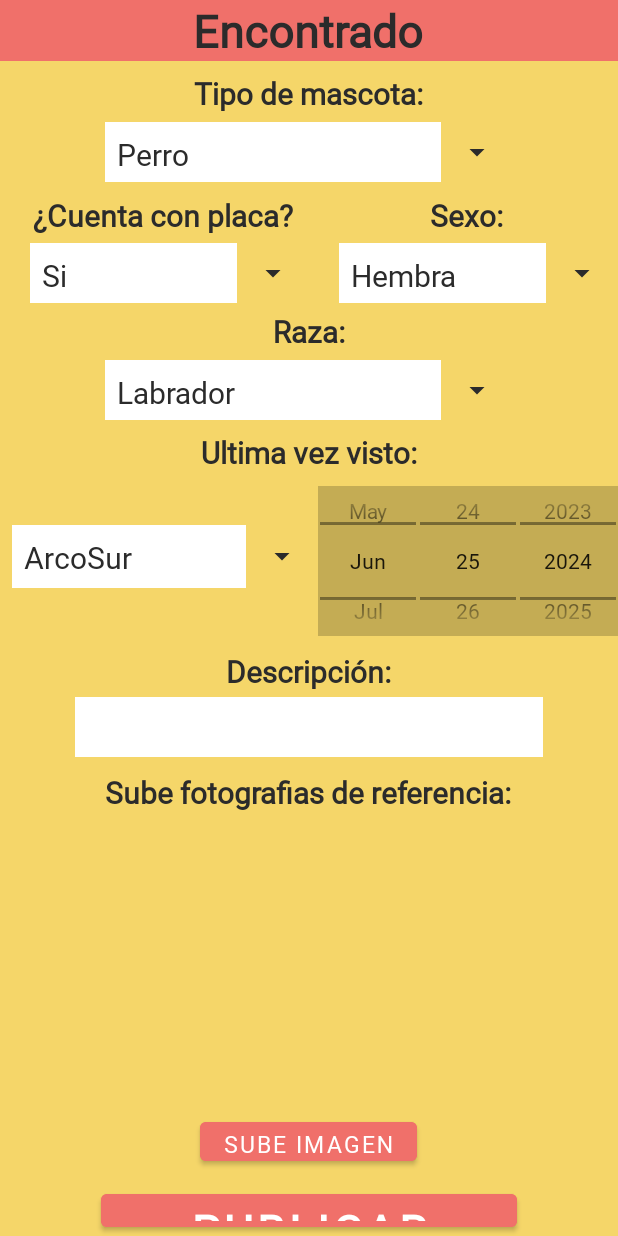
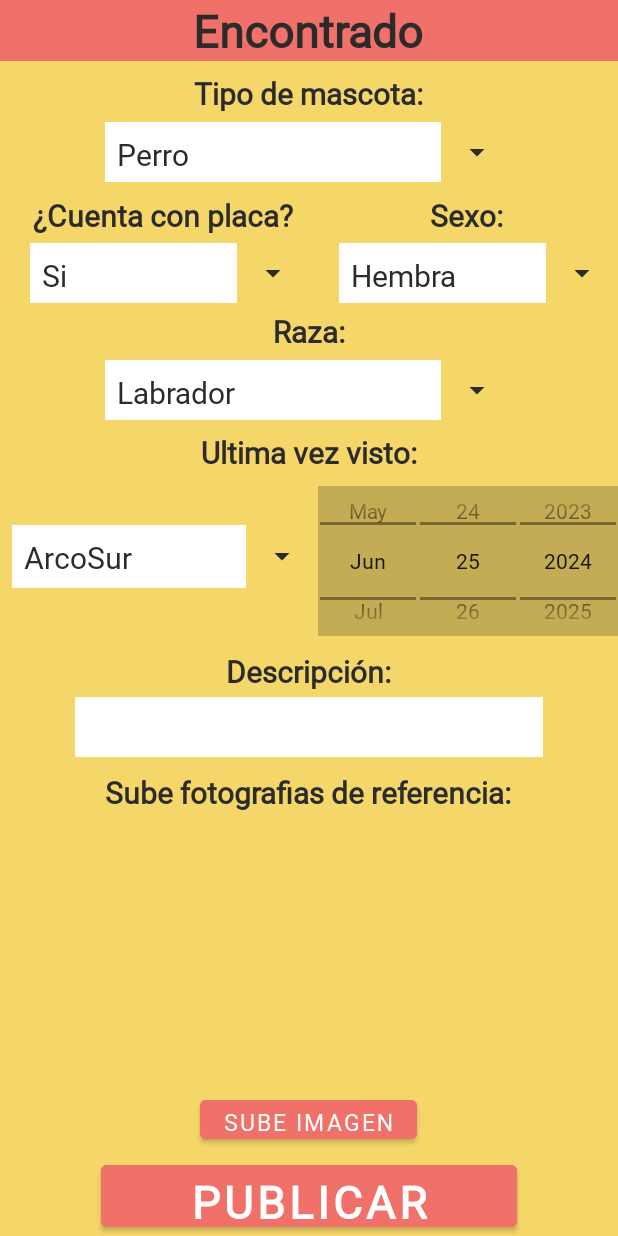
Before and after one commit to SmashMex1369/AplicacionPetFinder, an Android app: the PublicacionEncontradoActivity screen opened directly, with no data from a screen before it, on a phone screen of 412 x 824 dp. Run offline under Robolectric (Android 15) with nearby library versions, the phone set to English and light mode, and no system bars; our stand-ins replace Firebase (no records; nobody signed in at launch, a user with empty details on screens opened directly); Roboto replaces fonts that are not available here.

Commit message:
ajustar pantalla

```diff
--- a/app/src/main/res/layout/activity_publicacion_encontrado.xml
+++ b/app/src/main/res/layout/activity_publicacion_encontrado.xml
@@ -202,7 +202,7 @@
         android:id="@+id/btn_subir_img"
         android:layout_width="wrap_content"
         android:layout_height="38dp"
-        android:layout_marginTop="20dp"
+        android:layout_marginTop="5dp"
         android:layout_gravity="center"
         android:backgroundTint="@color/rojo"
         android:textColor="@color/white"
@@ -213,7 +213,7 @@
         android:id="@+id/btn_publicar_encontrado"
         android:layout_width="wrap_content"
         android:layout_height="wrap_content"
-        android:layout_marginTop="10dp"
+        android:layout_marginTop="5dp"
         android:layout_gravity="center"
         android:backgroundTint="@color/rojo"
         android:paddingHorizontal="60dp"
```
